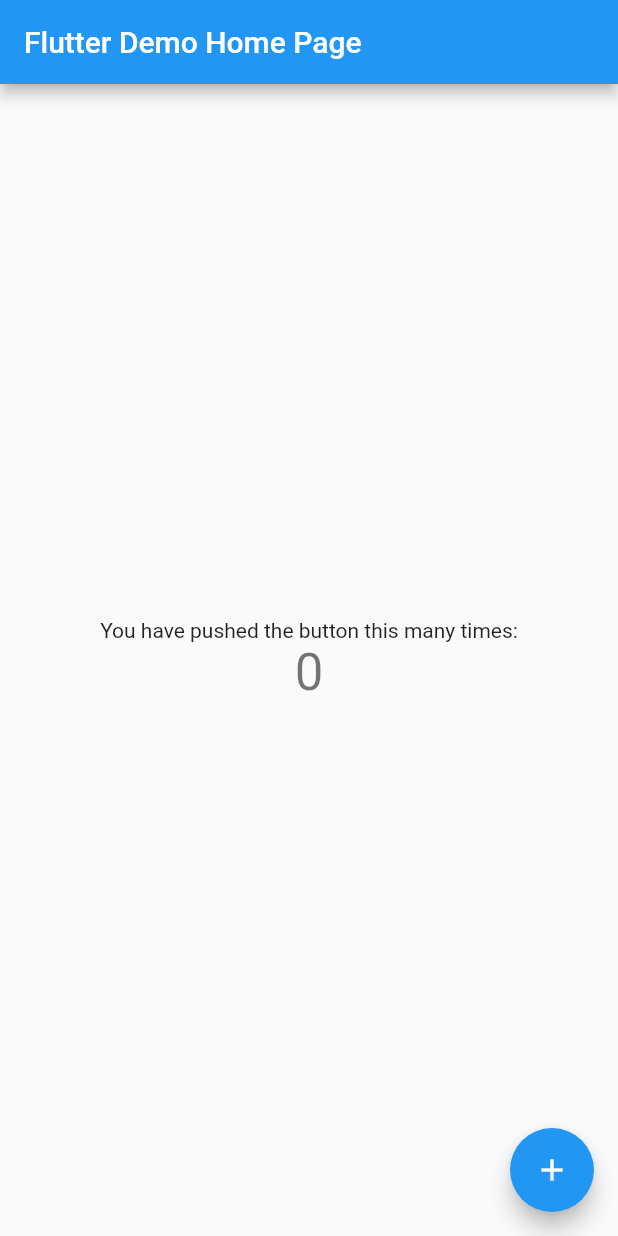
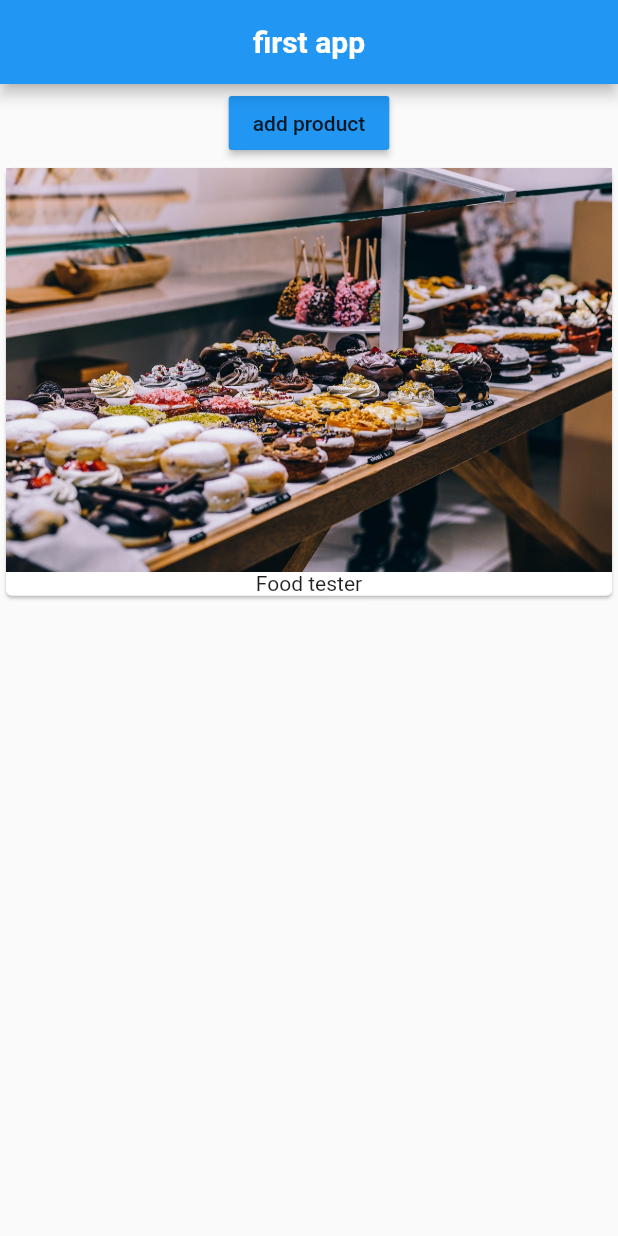
Before and after one commit to nima-abdpoor/Flutter-Project, a Flutter app: the screen it shows after launch, on a phone screen of 412 x 824 dp. Run offline on Flutter 3.47's test engine with Material 2 defaults, Android fonts, the phone set to English and light mode, and no system bars.

Commit message:
continue of the previous HelloFlutter

```diff
--- a/lib/main.dart
+++ b/lib/main.dart
@@ -1,117 +1,30 @@
+
+import 'dart:developer';
+
+import 'package:flutter/cupertino.dart';
 import 'package:flutter/material.dart';
+import 'package:helloflutter/product_manager.dart';
 
-void main() {
-  runApp(MyApp());
-}
+main(List<String> args) => runApp(MyApp());
 
 class MyApp extends StatelessWidget {
-  // This widget is the root of your application.
+  String s = 'first app';
   @override
   Widget build(BuildContext context) {
     return MaterialApp(
-      title: 'Flutter Demo',
       theme: ThemeData(
-        // This is the theme of your application.
-        //
-        // Try running your application with "flutter run". You'll see the
-        // application has a blue toolbar. Then, without quitting the app, try
-        // changing the primarySwatch below to Colors.green and then invoke
-        // "hot reload" (press "r" in the console where you ran "flutter run",
-        // or simply save your changes to "hot reload" in a Flutter IDE).
-        // Notice that the counter didn't reset back to zero; the application
-        // is not restarted.
         primarySwatch: Colors.blue,
-        // This makes the visual density adapt to the platform that you run
-        // the app on. For desktop platforms, the controls will be smaller and
-        // closer together (more dense) than on mobile platforms.
-        visualDensity: VisualDensity.adaptivePlatformDensity,
       ),
-      home: MyHomePage(title: 'Flutter Demo Home Page'),
-    );
+        home: Scaffold(
+      appBar: AppBar(
+        title: Text(
+          s,
+          textAlign: TextAlign.center,
+          style: TextStyle(fontWeight: FontWeight.bold),
+        ),
+        centerTitle: true,
+      ),
+      body: ProductManager(decription  : 'Food tester'),
+    ));
   }
 }
-
-class MyHomePage extends StatefulWidget {
-  MyHomePage({Key key, this.title}) : super(key: key);
-
-  // This widget is the home page of your application. It is stateful, meaning
-  // that it has a State object (defined below) that contains fields that affect
-  // how it looks.
-
-  // This class is the configuration for the state. It holds the values (in this
-  // case the title) provided by the parent (in this case the App widget) and
-  // used by the build method of the State. Fields in a Widget subclass are
-  // always marked "final".
-
-  final String title;
-
-  @override
-  _MyHomePageState createState() => _MyHomePageState();
-}
-
-class _MyHomePageState extends State<MyHomePage> {
-  int _counter = 0;
-
-  void _incrementCounter() {
-    setState(() {
-      // This call to setState tells the Flutter framework that something has
-      // changed in this State, which causes it to rerun the build method below
-      // so that the display can reflect the updated values. If we changed
-      // _counter without calling setState(), then the build method would not be
-      // called again, and so nothing would appear to happen.
-      _counter++;
-    });
-  }
-
-  @override
-  Widget build(BuildContext context) {
-    // This method is rerun every time setState is called, for instance as done
-    // by the _incrementCounter method above.
-    //
-    // The Flutter framework has been optimized to make rerunning build methods
-    // fast, so that you can just rebuild anything that needs updating rather
-    // than having to individually change instances of widgets.
-    return Scaffold(
-      appBar: AppBar(
-        // Here we take the value from the MyHomePage object that was created by
-        // the App.build method, and use it to set our appbar title.
-        title: Text(widget.title),
-      ),
-      body: Center(
-        // Center is a layout widget. It takes a single child and positions it
-        // in the middle of the parent.
-        child: Column(
-          // Column is also a layout widget. It takes a list of children and
-          // arranges them vertically. By default, it sizes itself to fit its
-          // children horizontally, and tries to be as tall as its parent.
-          //
-          // Invoke "debug painting" (press "p" in the console, choose the
-          // "Toggle Debug Paint" action from the Flutter Inspector in Android
-          // Studio, or the "Toggle Debug Paint" command in Visual Studio Code)
-          // to see the wireframe for each widget.
-          //
-          // Column has various properties to control how it sizes itself and
-          // how it positions its children. Here we use mainAxisAlignment to
-          // center the children vertically; the main axis here is the vertical
-          // axis because Columns are vertical (the cross axis would be
-          // horizontal).
-          mainAxisAlignment: MainAxisAlignment.center,
-          children: <Widget>[
-            Text(
-              'You have pushed the button this many times:',
-            ),
-            Text(
-              '$_counter',
-              style: Theme.of(context).textTheme.headline4,
-            ),
-          ],
-        ),
-      ),
-      floatingActionButton: FloatingActionButton(
-        onPressed: _incrementCounter,
-        tooltip: 'Increment',
-        child: Icon(Icons.add),
-      ), // This trailing comma makes auto-formatting nicer for build methods.
-    );
-  }
-}
--- /dev/null
+++ b/lib/product_manager.dart
@@ -0,0 +1,46 @@
+import 'package:flutter/material.dart';
+import './products.dart';
+
+class ProductManager extends StatefulWidget {
+  String decription;
+  ProductManager({this.decription = 'Food'} );
+
+  @override
+  State<StatefulWidget> createState() {
+    return _ProductManagerState();
+  }
+}
+
+class _ProductManagerState extends State<ProductManager> {
+  List<String> _products = [];
+  @override
+  void initState() {
+    print('initstate');
+    _products.add(widget.decription);
+    super.initState();
+  }
+  @override
+  Widget build(BuildContext context) {
+    print('build first');
+    return Column(children: [
+      Container(
+      margin: EdgeInsets.all(2.0),
+      child: RaisedButton(
+        color: Theme.of(context).primaryColor,
+        onPressed: () {
+          setState(() {
+            _products.add(
+              'advance food tester',
+            );
+          });
+        },
+        child: Text(
+          'add product',
+          textAlign: TextAlign.center,
+        ),
+      ),
+    ),
+    product(_products)
+    ],);
+  }
+}
--- /dev/null
+++ b/lib/products.dart
@@ -0,0 +1,25 @@
+import 'package:flutter/material.dart';
+
+class product extends StatelessWidget {
+  final List<String> products;
+  product(this.products);
+  @override
+  Widget build(BuildContext context) {
+    return Column(
+      children: products
+          .map(
+            (Element) => Card(
+              child: Column(
+                children: <Widget>[
+                  Image.asset('assets/food.jpg'),
+                  Text(
+                    Element,
+                  ),
+                ],
+              ),
+            ),
+          )
+          .toList(),
+    );
+  }
+}
--- a/pubspec.yaml
+++ b/pubspec.yaml
@@ -45,7 +45,8 @@ flutter:
   uses-material-design: true
 
   # To add assets to your application, add an assets section, like this:
-  # assets:
+  assets:
+    - assets/food.jpg
   #   - images/a_dot_burr.jpeg
   #   - images/a_dot_ham.jpeg
 
```
Also changed, not shown: assets/food.jpg (added).
